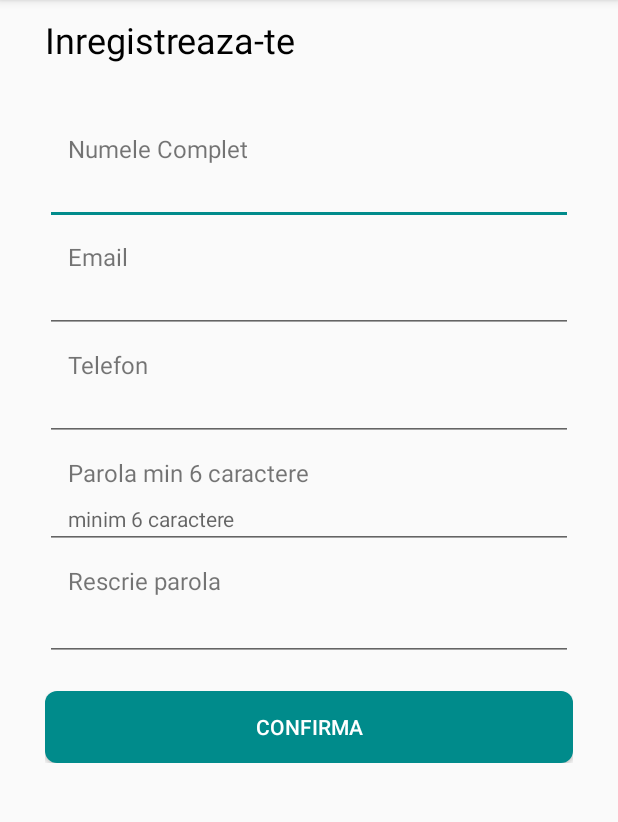
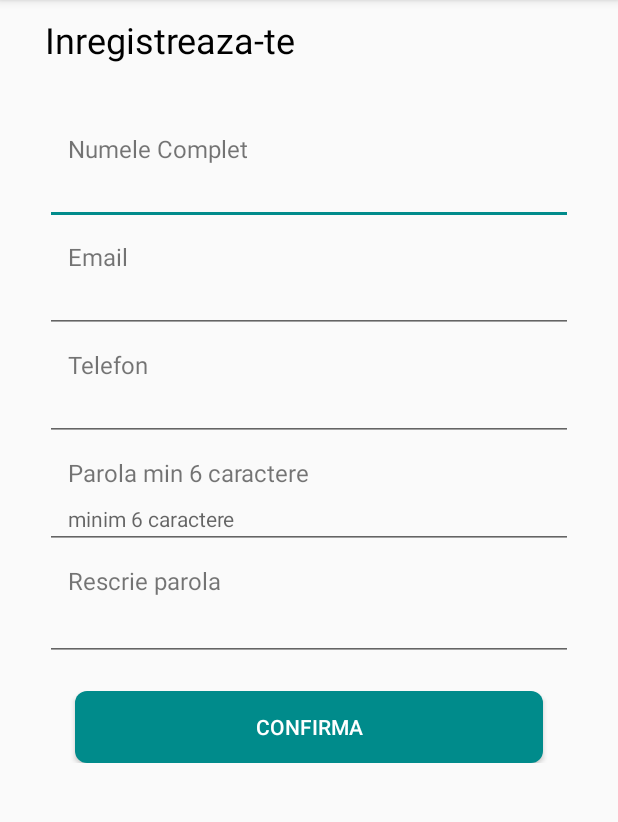
Before and after one commit to AndyRadulescu/android_pizza, an Android app: the RegisterActivity screen opened directly, with no data from a screen before it, on a phone screen of 412 x 824 dp, the part 84-906 px from its top. Run offline under Robolectric (Android 15) with nearby library versions, the phone set to English and light mode, and no system bars.

```diff
--- a/app/src/main/res/layout-v26/content_register.xml
+++ b/app/src/main/res/layout-v26/content_register.xml
@@ -29,59 +29,7 @@
             android:focusableInTouchMode="true"
             android:orientation="vertical">
 
-            <TextView
-                style="@style/bodyText"
-                android:layout_width="wrap_content"
-                android:layout_height="wrap_content"
-                android:layout_marginTop="10dp"
-                android:labelFor="@+id/et_name"
-                android:text="@string/name" />
-
-            <EditText
-                android:id="@+id/et_name"
-                style="@style/bodyText"
-                android:layout_width="match_parent"
-                android:layout_height="wrap_content"
-                android:autofillHints="@string/name"
-                android:ems="10"
-                android:inputType="textPersonName"
-                android:textSize="14sp" />
-
-            <TextView
-                style="@style/bodyText"
-                android:layout_width="wrap_content"
-                android:layout_height="wrap_content"
-                android:layout_marginTop="10dp"
-                android:labelFor="@+id/et_email"
-                android:text="@string/email" />
-
-            <EditText
-                android:id="@+id/et_email"
-                style="@style/bodyText"
-                android:layout_width="match_parent"
-                android:layout_height="wrap_content"
-                android:autofillHints="@string/email"
-                android:ems="10"
-                android:inputType="textEmailAddress"
-                android:textSize="14sp" />
-
-            <TextView
-                style="@style/bodyText"
-                android:layout_width="wrap_content"
-                android:layout_height="wrap_content"
-                android:layout_marginTop="10dp"
-                android:labelFor="@+id/et_phone"
-                android:text="@string/phone" />
-
-            <EditText
-                android:id="@+id/et_phone"
-                style="@style/bodyText"
-                android:layout_width="match_parent"
-                android:layout_height="wrap_content"
-                android:autofillHints="@string/phone"
-                android:ems="10"
-                android:inputType="phone"
-                android:textSize="14sp" />
+            <include layout="@layout/contact_info" />
 
             <TextView
                 style="@style/bodyText"
@@ -97,8 +45,8 @@
                 android:layout_width="match_parent"
                 android:layout_height="wrap_content"
                 android:autofillHints="@string/password"
+                android:ems="10"
                 android:hint="@string/password_hint"
-                android:ems="10"
                 android:inputType="textPassword"
                 android:textSize="14sp" />
 
@@ -120,6 +68,7 @@
                 android:inputType="textPassword" />
 
             <Button
+                style="@style/buttonMargin"
                 android:layout_width="match_parent"
                 android:layout_height="wrap_content"
                 android:layout_marginTop="20dp"
--- a/app/src/main/res/layout/content_register.xml
+++ b/app/src/main/res/layout/content_register.xml
@@ -114,6 +114,7 @@
                 android:inputType="textPassword" />
 
             <Button
+                style="@style/buttonMargin"
                 android:layout_width="match_parent"
                 android:layout_height="wrap_content"
                 android:layout_marginTop="20dp"
--- a/app/src/main/res/values/layoutStyle.xml
+++ b/app/src/main/res/values/layoutStyle.xml
@@ -21,4 +21,9 @@
         <item name="android:textSize">24sp</item>
         <item name="android:textColor">#000</item>
     </style>
+
+    <style name="buttonMargin">
+        <item name="android:layout_marginStart">20dp</item>
+        <item name="android:layout_marginEnd">20dp</item>
+    </style>
 </resources>
--- a/app/src/main/res/values/strings.xml
+++ b/app/src/main/res/values/strings.xml
@@ -22,4 +22,7 @@
     <string name="register">Inregistreaza-te</string>
     <string name="confirm">Confirma</string>
     <string name="password_hint">minim 6 caractere</string>
+    <string name="trimite_messaj">Trimite messaj</string>
+    <string name="suna_ne">Suna-ne</string>
+    <string name="message">mesaj</string>
 </resources>
```
